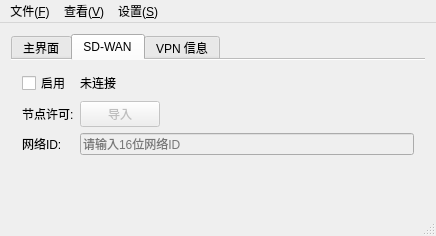
Above: src/dialog/mainwindow.ui from Cxiyuan/sslvpn before the change. Below: the same form after it.
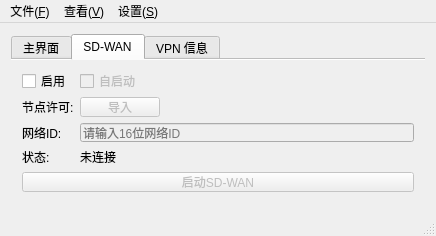
That is the form after the change. The open tabs and pages were chosen to show the change. Icons and pictures are not drawn.

Commit message:
feat: 重构SD-WAN为独立启动模式
UI改进:
- SD-WAN标签页添加"自启动"勾选框和"启动SD-WAN"按钮
- 主界面下方添加SD-WAN状态显示(启用时可见)
- 状态显示"就绪"或"未就绪"

功能实现:
- SD-WAN通过bat脚本执行(sdwan-start.bat和sdwan-network.bat)
- 独立的启动按钮触发隧道建立
- 自启动功能:应用启动时自动建立SD-WAN隧道
- VPN连接恢复为直连模式,不依赖SD-WAN

文件变更:
- 新增sdwan-start.bat和sdwan-network.bat
- 打包配置包含bat文件
- 保存自启动配置到QSettings

🤖 Generated with [Qoder][https://qoder.com]

Patch:
```diff
--- a/src/dialog/mainwindow.ui
+++ b/src/dialog/mainwindow.ui
@@ -185,12 +185,12 @@
            </widget>
           </item>
           <item row="0" column="1">
-           <widget class="QLabel" name="sdwanStatusLabel">
-            <property name="text">
-             <string>未连接</string>
+           <widget class="QCheckBox" name="sdwanAutoStartCheckbox">
+            <property name="enabled">
+             <bool>false</bool>
             </property>
-            <property name="alignment">
-             <set>Qt::AlignLeading|Qt::AlignLeft|Qt::AlignVCenter</set>
+            <property name="text">
+             <string>自启动</string>
             </property>
            </widget>
           </item>
@@ -231,6 +231,33 @@
             </property>
            </widget>
           </item>
+          <item row="3" column="0">
+           <widget class="QLabel" name="sdwanStatusLabelText">
+            <property name="text">
+             <string>状态:</string>
+            </property>
+           </widget>
+          </item>
+          <item row="3" column="1">
+           <widget class="QLabel" name="sdwanStatusLabel">
+            <property name="text">
+             <string>未连接</string>
+            </property>
+            <property name="alignment">
+             <set>Qt::AlignLeading|Qt::AlignLeft|Qt::AlignVCenter</set>
+            </property>
+           </widget>
+          </item>
+          <item row="4" column="0" colspan="2">
+           <widget class="QPushButton" name="sdwanStartButton">
+            <property name="enabled">
+             <bool>false</bool>
+            </property>
+            <property name="text">
+             <string>启动SD-WAN</string>
+            </property>
+           </widget>
+          </item>
          </layout>
         </item>
         <item>
```
Left out of the diff: 10 changed lines with no effect on the pictures. The commit also changes 5 other files.
